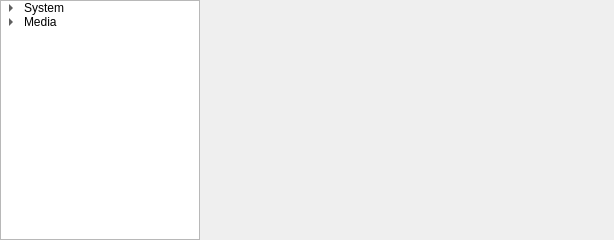
The window that veapp/setting/vscsetting.ui (linkingvision/rapidvms) describes before a commit, drawn with Qt 5.
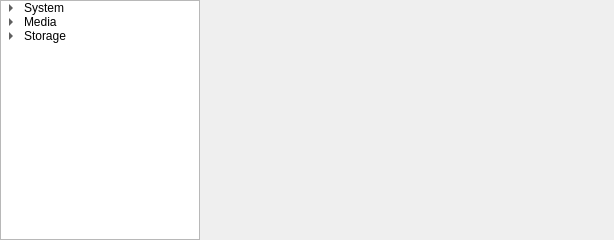
The same window after the commit.

```diff
--- a/veapp/setting/vscsetting.ui
+++ b/veapp/setting/vscsetting.ui
@@ -86,6 +86,16 @@
          </property>
         </item>
        </item>
+       <item>
+        <property name="text">
+         <string>Storage</string>
+        </property>
+        <item>
+         <property name="text">
+          <string>Hadoop HDFS</string>
+         </property>
+        </item>
+       </item>
       </widget>
      </item>
      <item>
```
